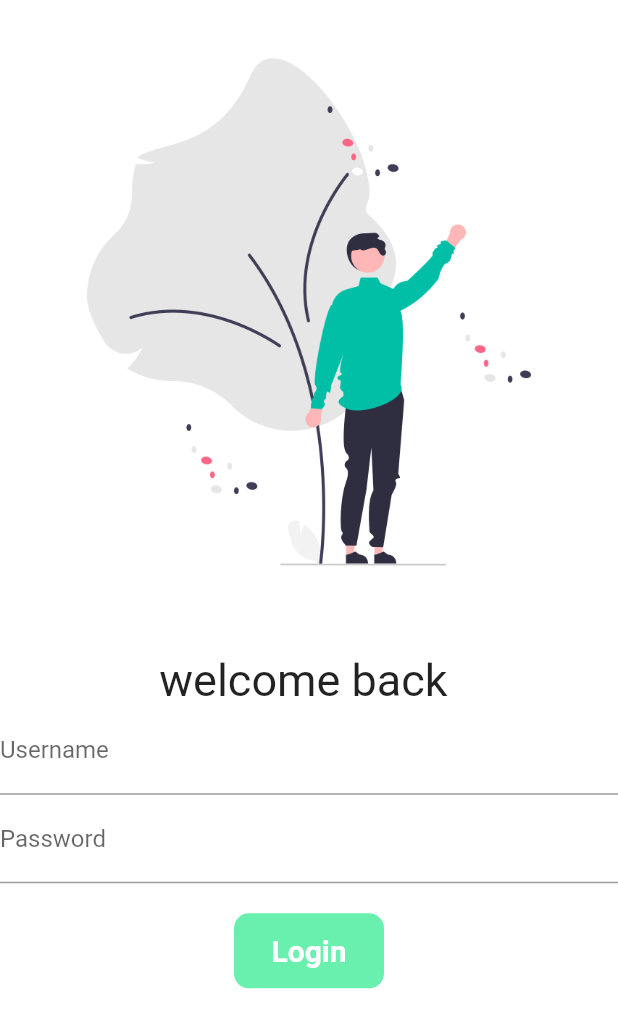
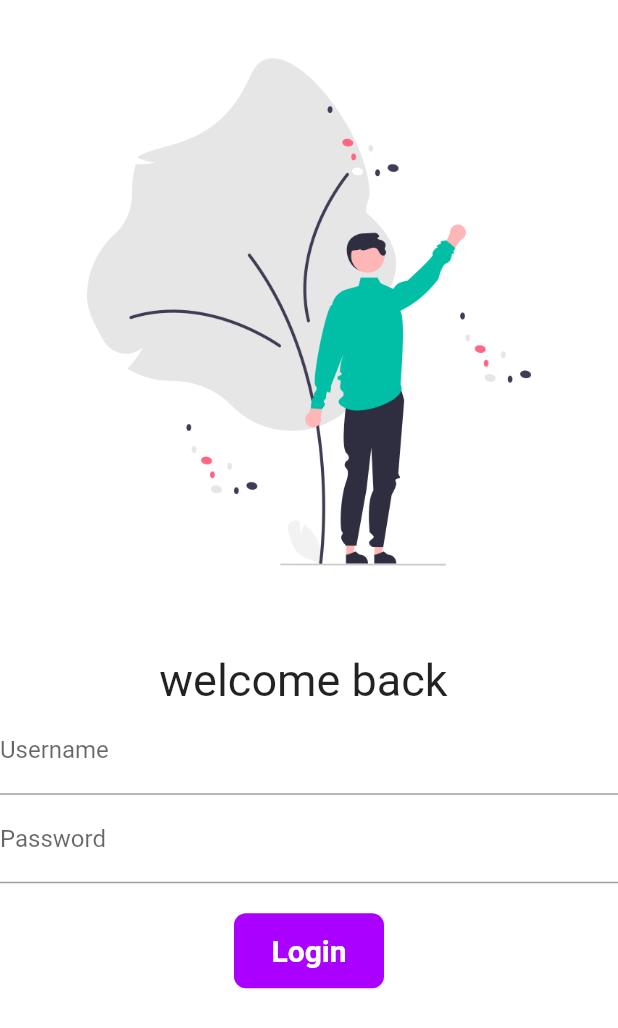
Before and after one commit to bharatbulchandani111/flutter_catalog, a Flutter app: the screen it shows after launch, on a phone screen of 412 x 824 dp. Shown: the top 1028 px of the screen. Run offline on Flutter 3.47's test engine with Material 2 defaults, Android fonts, the phone set to English and light mode, and no system bars.

Commit message:
day6 completed

```diff
--- a/lib/pages/login_page.dart
+++ b/lib/pages/login_page.dart
@@ -1,6 +1,4 @@
 // ignore_for_file: prefer_const_constructors
-
-import 'dart:html';
 
 import 'package:flutter/material.dart';
 import 'package:flutter_catalog/utils/routes.dart';
@@ -14,8 +12,11 @@ class LoginPage extends StatefulWidget {
 
 class _LoginPageState extends State<LoginPage> {
   String name = "";
+
+  bool changeButton = false;
   @override
   Widget build(BuildContext context) {
+    var done;
     return Material(
         color: Colors.white,
         child: SingleChildScrollView(
@@ -42,17 +43,28 @@ class _LoginPageState extends State<LoginPage> {
               SizedBox(
                 height: 20.0,
               ),
-              InkWell(
-                onTap: (){
+              Material(
+                color: Colors.purpleAccent[700],
+                borderRadius: BorderRadius.circular(changeButton?50:8),
+                child: InkWell(
+                  onTap: () async {
+                    setState(() {
+                      changeButton = true;
+                    });
+                    await Future.delayed(Duration(seconds: 1));
                     Navigator.pushNamed(context, MyRoutes.homeRoute);
                   },
-
-              child: Container(
-                  width: 100,
+                  child: AnimatedContainer(
+                    duration: Duration(seconds: 1),
+                    width: changeButton ? 50 : 100,
                     height: 50,
-
                     alignment: Alignment.center,
-                  child: Text(
+                    child: changeButton
+                        ? Icon(
+                            Icons.done,
+                            color: Colors.white,
+                          )
+                        : Text(
                             "Login",
                             style: TextStyle(
                                 color: Colors.white,
@@ -60,14 +72,9 @@ class _LoginPageState extends State<LoginPage> {
                                 fontWeight: FontWeight.bold),
                           ),
 
-                  decoration:
-                      BoxDecoration(color: Colors.greenAccent,borderRadius: BorderRadius.circular(10)),),)
-              // ElevatedButton(
-              //     onPressed: () {
-              //       Navigator.pushNamed(context, MyRoutes.homeRoute);
-              //     },
-              //     child: Text("Login"),
-              //     style: TextButton.styleFrom(minimumSize: Size(120, 40)))
+                  ),
+                ),
+              )
             ])
           ]),
         ));
```
Lines whose indentation alone changed are shown as unchanged.
